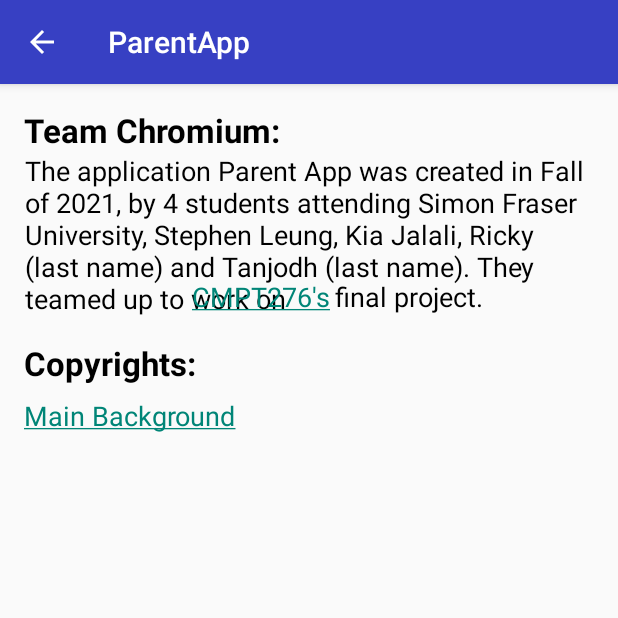
After one commit to Stephen1eung/AndroidOS-Parenting-App, an Android app: the HelpActivity screen opened directly, with no data from a screen before it, on a phone screen of 412 x 824 dp, the top half of it. The commit adds this screen. Run offline under Robolectric (Android 15) with nearby library versions, the phone set to English and light mode, and no system bars.

Commit message:
Help Screen partially complete

```diff
--- a/app/src/main/AndroidManifest.xml
+++ b/app/src/main/AndroidManifest.xml
@@ -2,6 +2,7 @@
 <manifest xmlns:android="http://schemas.android.com/apk/res/android"
     package="ca.cmpt276.parentapp">
 
+    <uses-permission android:name="android.permission.SCHEDULE_EXACT_ALARM" />
     <application
         android:allowBackup="true"
         android:icon="@mipmap/ic_launcher"
@@ -30,6 +31,10 @@
             android:exported="false"
             android:parentActivityName=".MainActivity" />
         <activity
+            android:name=".UI.Help.HelpActivity"
+            android:exported="false"
+            android:parentActivityName=".MainActivity" />
+        <activity
             android:name=".MainActivity"
             android:exported="true">
             <intent-filter>
--- a/app/src/main/java/ca/cmpt276/parentapp/MainActivity.java
+++ b/app/src/main/java/ca/cmpt276/parentapp/MainActivity.java
@@ -6,6 +6,7 @@ import android.content.Intent;
 import android.os.Bundle;
 import android.widget.Button;
 
+import ca.cmpt276.parentapp.UI.Help.HelpActivity;
 import ca.cmpt276.parentapp.UI.ConfigChild.ConfigureChildActivity;
 import ca.cmpt276.parentapp.UI.FlipCoin.FlipCoinActivity;
 import ca.cmpt276.parentapp.UI.TimeoutTimer.TimeoutTimerActivity;
@@ -20,6 +21,7 @@ public class MainActivity extends AppCompatActivity {
         FlipCoinBtn();
         TimeoutTimerBtn();
         ConfigChildBtn();
+        HelpBtn();
     }
 
     private void FlipCoinBtn() {
@@ -45,4 +47,12 @@ public class MainActivity extends AppCompatActivity {
             startActivity(intent);
         });
     }
+
+    private void HelpBtn() {
+        Button button = findViewById(R.id.HelpBtn);
+        button.setOnClickListener(view -> {
+            Intent intent = HelpActivity.makeIntent(MainActivity.this);
+            startActivity(intent);
+        });
+    }
 }
--- /dev/null
+++ b/app/src/main/java/ca/cmpt276/parentapp/UI/Help/HelpActivity.java
@@ -0,0 +1,31 @@
+package ca.cmpt276.parentapp.UI.Help;
+
+
+import android.content.Context;
+import android.content.Intent;
+import android.os.Bundle;
+import android.text.method.LinkMovementMethod;
+import android.widget.TextView;
+
+import androidx.appcompat.app.AppCompatActivity;
+
+import ca.cmpt276.parentapp.R;
+
+public class HelpActivity extends AppCompatActivity {
+
+    public static Intent makeIntent(Context context) {
+        return new Intent(context, HelpActivity.class);
+    }
+
+    @Override
+    protected void onCreate(Bundle savedInstanceState) {
+        super.onCreate(savedInstanceState);
+        setContentView(R.layout.activity_help);
+
+        TextView CMPT276 = findViewById(R.id.help_CMPT276_link);
+        CMPT276.setMovementMethod(LinkMovementMethod.getInstance());
+
+        TextView Main_Background = findViewById(R.id.help_CR_main_background);
+        Main_Background.setMovementMethod(LinkMovementMethod.getInstance());
+    }
+}
--- a/app/src/main/java/ca/cmpt276/parentapp/UI/TimeoutTimer/TimeoutTimerActivity.java
+++ b/app/src/main/java/ca/cmpt276/parentapp/UI/TimeoutTimer/TimeoutTimerActivity.java
@@ -1,5 +1,7 @@
 package ca.cmpt276.parentapp.UI.TimeoutTimer;
 
+import android.app.AlarmManager;
+import android.app.PendingIntent;
 import android.content.Context;
 import android.content.Intent;
 import android.content.SharedPreferences;
@@ -18,6 +20,8 @@ import androidx.core.app.NotificationManagerCompat;
 import java.util.Locale;
 
 import ca.cmpt276.parentapp.R;
+import ca.cmpt276.parentapp.UI.Notification.NotificationIntentService;
+import ca.cmpt276.parentapp.UI.Notification.NotificationReceiver;
 
 public class TimeoutTimerActivity extends AppCompatActivity {
     public static final String CHANNEL = "Timer";
@@ -32,6 +36,7 @@ public class TimeoutTimerActivity extends AppCompatActivity {
     private Button startAndPauseBtn, resetBtn, setBtn;
     private NotificationManagerCompat notificationManager;
 
+
     public static Intent makeIntent(Context context) {
         return new Intent(context, TimeoutTimerActivity.class);
     }
@@ -45,7 +50,7 @@ public class TimeoutTimerActivity extends AppCompatActivity {
         initAllItems();
         setupTimer();
         setTimerBtn();
-        // startService(new Intent(this, NotificationIntentService.class));
+        startService(new Intent(this, NotificationIntentService.class));
     }
 
     private void setTimerBtn() {
@@ -69,7 +74,7 @@ public class TimeoutTimerActivity extends AppCompatActivity {
         userInput = findViewById(R.id.userInput);
         countDown = findViewById(R.id.countDown);
         startAndPauseBtn = findViewById(R.id.startAndPauseBtn);
-        // notificationManager = NotificationManagerCompat.from(this);
+        notificationManager = NotificationManagerCompat.from(this);
     }
 
     private void setTimer(long time) {
@@ -110,7 +115,7 @@ public class TimeoutTimerActivity extends AppCompatActivity {
             public void onFinish() {
                 timerRunning = false;
                 Log.d("Alarm", "Set");
-                // setupAlarm(getApplicationContext());
+                setupAlarm(getApplicationContext());
                 updateBtnStates();
             }
         }.start();
@@ -203,4 +208,18 @@ public class TimeoutTimerActivity extends AppCompatActivity {
             } else startTimer();
         }
     }
+
+    public void setupAlarm(Context context) {
+        AlarmManager am = (AlarmManager) context.getSystemService(Context.ALARM_SERVICE);
+        AlarmManager.AlarmClockInfo alarmManager = new AlarmManager.AlarmClockInfo(END_TIME,getStartPendingIntent(context));
+        am.setAlarmClock(alarmManager,getStartPendingIntent(context));
+    }
+
+    private static PendingIntent getStartPendingIntent(Context context) {
+        Intent intent = new Intent(context, NotificationReceiver.class);
+        intent.setAction(ACTION_START_NOTIFICATION_SERVICE);
+        return PendingIntent.getBroadcast(context, 0, intent, PendingIntent.FLAG_UPDATE_CURRENT);
+    }
+
+
 }
--- /dev/null
+++ b/app/src/main/res/layout/activity_help.xml
@@ -0,0 +1,84 @@
+<?xml version="1.0" encoding="utf-8"?>
+<androidx.constraintlayout.widget.ConstraintLayout xmlns:android="http://schemas.android.com/apk/res/android"
+    xmlns:app="http://schemas.android.com/apk/res-auto"
+    xmlns:tools="http://schemas.android.com/tools"
+    android:layout_width="match_parent"
+    android:layout_height="match_parent"
+    android:backgroundTint="#3F3F3F"
+    android:backgroundTintMode="multiply"
+    tools:context=".UI.Help.HelpActivity">
+
+    <TextView
+        android:id="@+id/help_team_name"
+        android:layout_width="wrap_content"
+        android:layout_height="wrap_content"
+        android:layout_marginStart="16sp"
+        android:layout_marginTop="16sp"
+        android:text="@string/Team_name"
+        android:textAppearance="@style/TextAppearance.AppCompat.Large"
+        android:textStyle="bold"
+        android:textColor="@color/black"
+        app:layout_constraintStart_toStartOf="parent"
+        app:layout_constraintTop_toTopOf="parent"/>
+
+    <TextView
+        android:id="@+id/help_authors"
+        android:layout_width="379sp"
+        android:layout_height="wrap_content"
+        android:text="@string/Authors_text"
+        android:textAppearance="@style/TextAppearance.AppCompat.Medium"
+        android:textColor="@color/black"
+        app:layout_constraintEnd_toEndOf="parent"
+        app:layout_constraintStart_toStartOf="parent"
+        app:layout_constraintTop_toBottomOf="@+id/help_team_name"/>
+    <TextView
+        android:id="@+id/help_CMPT276_link"
+        android:layout_width="92sp"
+        android:layout_height="28sp"
+        android:layout_marginStart="111sp"
+        android:layout_marginTop="84sp"
+        android:text="@string/link"
+        android:textAppearance="@style/TextAppearance.AppCompat.Medium"
+        android:textColor="#0000FF"
+        app:layout_constraintStart_toStartOf="@+id/help_authors"
+        app:layout_constraintTop_toTopOf="@+id/help_authors"/>
+    <TextView
+        android:id="@+id/help_authors2"
+        android:layout_width="wrap_content"
+        android:layout_height="28sp"
+        android:layout_marginStart="3sp"
+        android:layout_marginTop="84sp"
+        android:text="@string/Authors_text2"
+        android:textAppearance="@style/TextAppearance.AppCompat.Medium"
+        android:textColor="@color/black"
+        app:layout_constraintStart_toEndOf="@+id/help_CMPT276_link"
+        app:layout_constraintTop_toTopOf="@+id/help_authors"/>
+
+
+    <TextView
+        android:id="@+id/copyright_title"
+        android:layout_width="wrap_content"
+        android:layout_height="wrap_content"
+        android:layout_marginStart="16dp"
+        android:layout_marginTop="16dp"
+        android:text="@string/Copyright_title"
+        android:textAppearance="@style/TextAppearance.AppCompat.Large"
+        android:textColor="@color/black"
+        android:textStyle="bold"
+        app:layout_constraintStart_toStartOf="parent"
+        app:layout_constraintTop_toBottomOf="@+id/help_authors"/>
+
+    <TextView
+        android:id="@+id/help_CR_main_background"
+        android:layout_width="379sp"
+        android:layout_height="wrap_content"
+        android:layout_marginStart="16dp"
+        android:layout_marginTop="8dp"
+        android:text="@string/Main_Background"
+        android:textAppearance="@style/TextAppearance.AppCompat.Medium"
+        android:textColor="@color/black"
+        app:layout_constraintStart_toStartOf="parent"
+        app:layout_constraintTop_toBottomOf="@+id/copyright_title" />
+
+
+</androidx.constraintlayout.widget.ConstraintLayout>
--- a/app/src/main/res/layout/activity_main.xml
+++ b/app/src/main/res/layout/activity_main.xml
@@ -68,4 +68,19 @@
         app:layout_constraintEnd_toEndOf="@+id/TimeoutBtn"
         app:layout_constraintStart_toStartOf="@+id/TimeoutBtn"
         tools:ignore="TouchTargetSizeCheck,TextContrastCheck" />
+
+    <Button
+        android:id="@+id/HelpBtn"
+        android:layout_width="244dp"
+        android:layout_height="wrap_content"
+        android:layout_marginTop="28dp"
+        android:background="@drawable/round_button"
+        android:text="@string/Help"
+        android:textColor="#FFF"
+        app:layout_constraintEnd_toEndOf="parent"
+        app:layout_constraintHorizontal_bias="0.497"
+        app:layout_constraintStart_toStartOf="parent"
+        app:layout_constraintTop_toBottomOf="@+id/WhoseTurnBtn"
+        tools:ignore="TouchTargetSizeCheck,TextContrastCheck" />
+
 </androidx.constraintlayout.widget.ConstraintLayout>
--- a/app/src/main/res/values/strings.xml
+++ b/app/src/main/res/values/strings.xml
@@ -9,4 +9,13 @@
     <string name="deleteBtn">deleteBtn</string>
     <string name="Pause">Pause</string>
     <string name="Start">Start</string>
+    <string name="Authors_text">The application Parent App was created in Fall of 2021, by 4 students attending Simon Fraser University,
+        Stephen Leung, Kia Jalali, Ricky (last name) and Tanjodh (last name). They teamed up to work on </string>
+    <string name="Team_name">Team Chromium:</string>
+    <string name="link"><a href="https://opencoursehub.cs.sfu.ca/bfraser/grav-cms/cmpt276/home">CMPT276\'s</a></string>
+    <string name="Main_Background"><a href="https://w0.peakpx.com/wallpaper/498/169/HD-wallpaper-animals-pattern-colorful-vector.jpg">Main Background</a></string>
+    <string name="Help">Help</string>
+    <string name="Authors_text2">final project.</string>
+    <string name="Copyright_title">Copyrights:</string>
+
 </resources>
```
